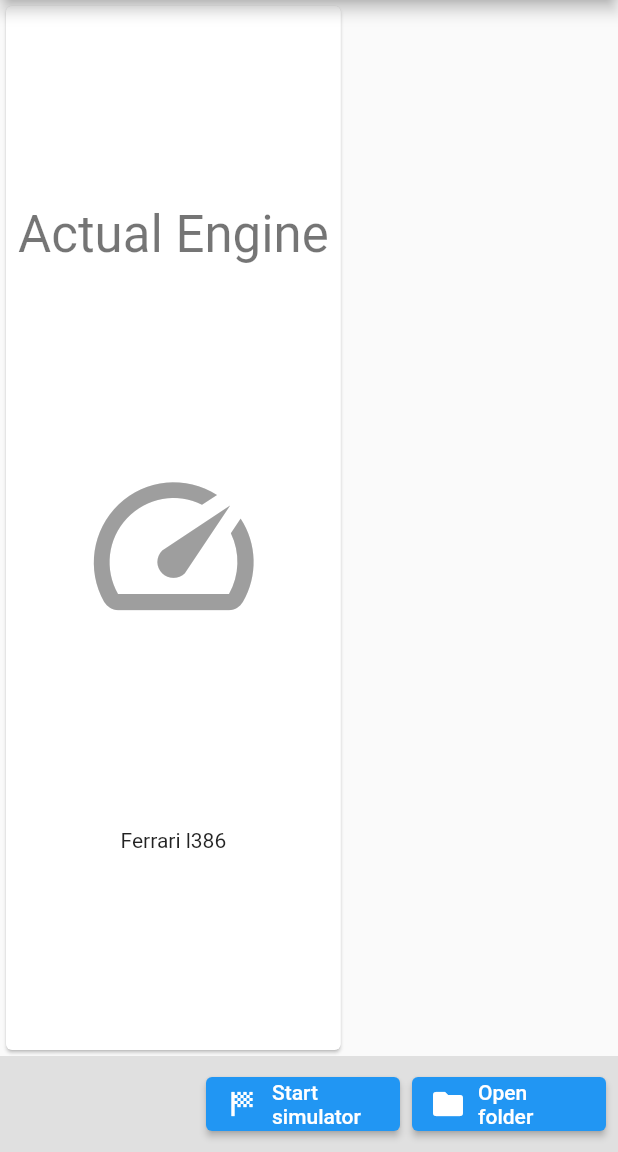
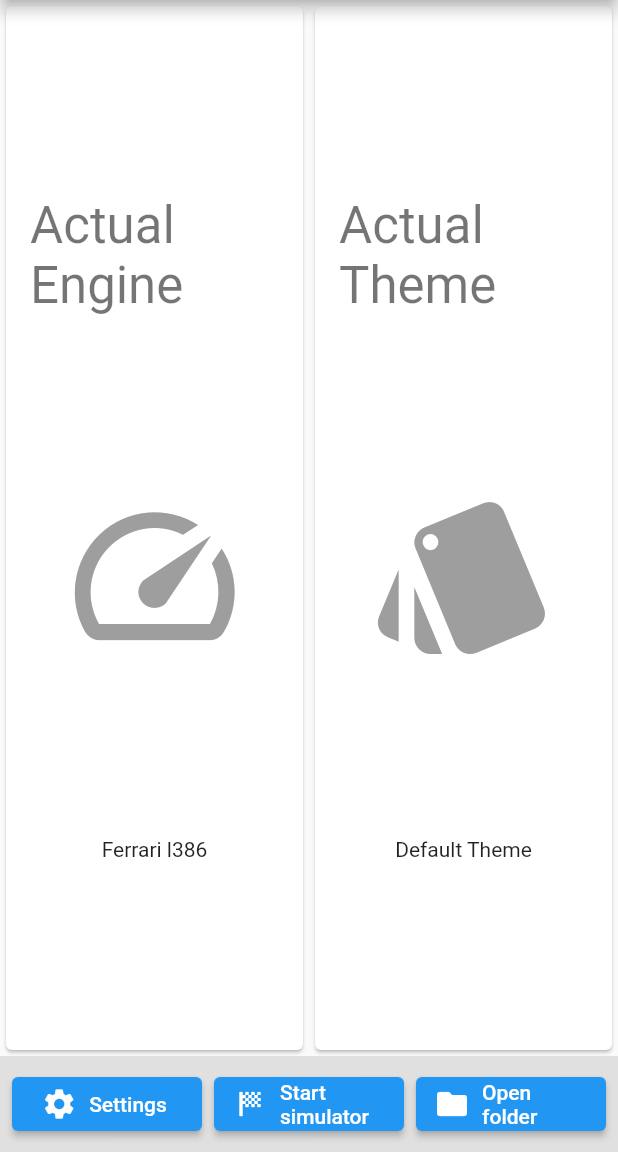
Before and after one commit to k3v53/engine_simulator_launcher, a Flutter app: the screen it shows after launch, on a phone screen of 412 x 824 dp, the part 84-1236 px from its top. Run offline on Flutter 3.47's test engine with Material 2 defaults, Android fonts, the phone set to English and light mode, and no system bars; our stand-ins replace bloc, flutter_bloc; generated files the repository leaves out were written again.

Commit message:
Tentative layout

```diff
--- a/lib/home/view/home_page.dart
+++ b/lib/home/view/home_page.dart
@@ -23,9 +23,10 @@
   Widget build(BuildContext context) {
     return SafeArea(
       child: Row(
-        mainAxisAlignment: MainAxisAlignment.spaceBetween,
-        crossAxisAlignment: CrossAxisAlignment.stretch,
-        children: const [EngineCard()],
+        children: [
+          const Expanded(child: EngineCard()),
+          const Expanded(child: ThemeCard()),
+        ],
       ),
     );
   }
@@ -38,7 +39,7 @@
   Widget build(BuildContext context) {
     return Card(
       child: Padding(
-        padding: const EdgeInsets.all(8),
+        padding: const EdgeInsets.all(16),
         child: Column(
           mainAxisAlignment: MainAxisAlignment.spaceEvenly,
           children: [
@@ -58,6 +59,33 @@
     );
   }
 }
+class ThemeCard extends StatelessWidget {
+  const ThemeCard({super.key});
+
+  @override
+  Widget build(BuildContext context) {
+    return Card(
+      child: Padding(
+        padding: const EdgeInsets.all(16),
+        child: Column(
+          mainAxisAlignment: MainAxisAlignment.spaceEvenly,
+          children: [
+            Text(
+              'Actual Theme',
+              style: Theme.of(context).textTheme.headline4,
+            ),
+            const Icon(
+              Icons.style,
+              color: Colors.grey,
+              size: 128,
+            ),
+            const Text('Default Theme'),
+          ],
+        ),
+      ),
+    );
+  }
+}
 
 
 class HomeBottomBar extends StatelessWidget {
@@ -71,9 +99,14 @@
       child: Row(
         mainAxisAlignment: MainAxisAlignment.center,
         children: [
-          const Expanded(
-            child: SizedBox(height: 10),
+          Expanded(
+            child: ElevatedButton.icon(
+              onPressed: () {},
+              icon: const Icon(Icons.settings),
+              label: const Text('Settings'),
+            ),
           ),
+          const SizedBox(width: 8),
           Expanded(
             child: ElevatedButton.icon(
               onPressed: () {},
```
